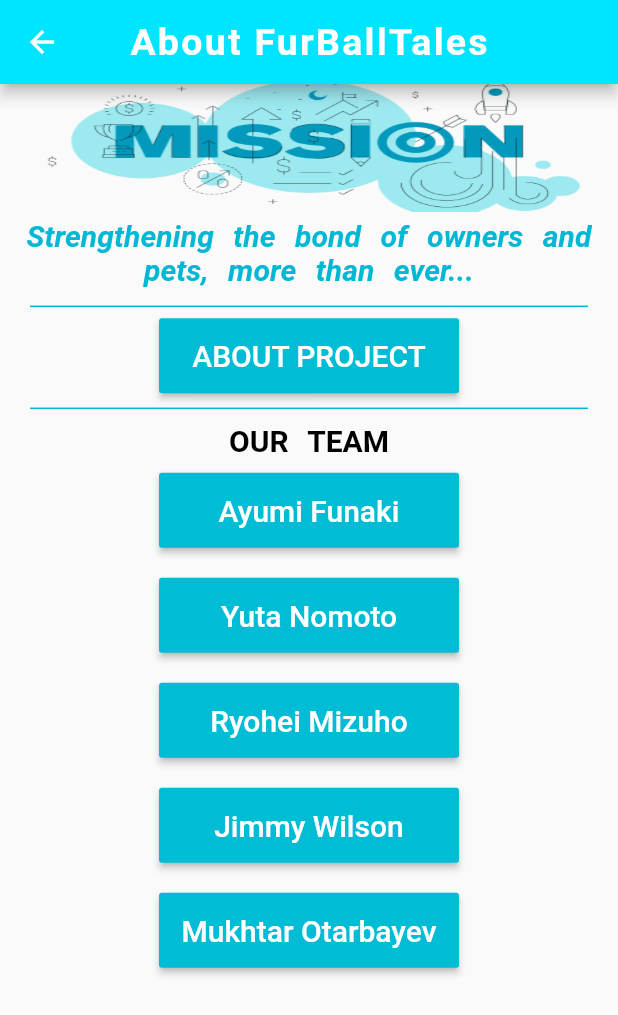
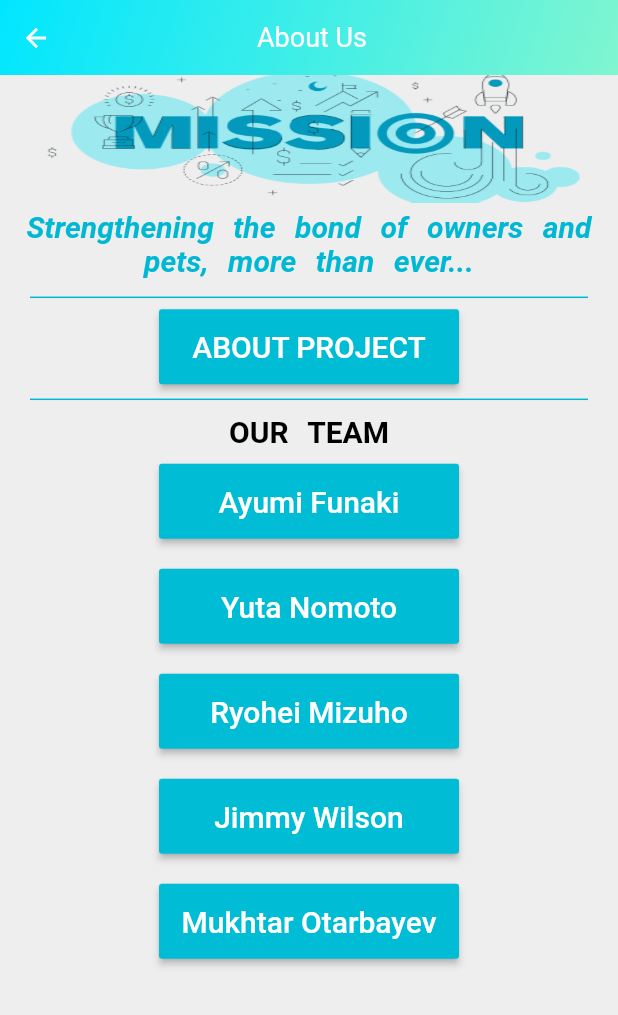
Before and after one commit to Furball-Tales/furball-tales, a Flutter app: the About screen opened directly, on a phone screen of 412 x 824 dp. Shown: the top 1015 px of the screen. Run offline on Flutter 3.47's test engine with Material 2 defaults, Android fonts, the phone set to English and light mode, and no system bars; our stand-ins replace firebase_auth, firebase_database, firebase_storage, flutter_datetime_picker, flutter_neumorphic, google_sign_in and 3 more; accounts and stored records are empty.

Commit message:
implemented boolean back button

```diff
--- a/furballTalesApp/lib/Dashboard/dashboard.dart
+++ b/furballTalesApp/lib/Dashboard/dashboard.dart
@@ -7,9 +7,7 @@ class Dashboard extends StatelessWidget {
   @override
   Widget build(BuildContext context) {
     return Scaffold(
-      appBar: GradientAppBar(
-        "Furball Tales",
-      ),
+      appBar: GradientAppBar("Furball Tales", false),
       backgroundColor: Colors.transparent,
       body: Column(
         children: [
--- a/furballTalesApp/lib/albums/albums.dart
+++ b/furballTalesApp/lib/albums/albums.dart
@@ -47,6 +47,7 @@ class _ImageGridItemState extends State<ImageGridItem> {
     return Scaffold(
       appBar: GradientAppBar(
         "Albums",
+        false,
       ),
       backgroundColor: Colors.transparent,
       body: Column(
--- a/furballTalesApp/lib/app_bar.dart
+++ b/furballTalesApp/lib/app_bar.dart
@@ -3,8 +3,54 @@ import 'package:flutter/material.dart';
 class GradientAppBar extends StatelessWidget implements PreferredSizeWidget {
   final String title;
   final double barHeight = 50.0;
+  bool back;
 
-  GradientAppBar(this.title);
+  GradientAppBar(this.title, this.back);
+
+  backButton(BuildContext context) {
+    if (back) {
+      return Row(
+        mainAxisAlignment: MainAxisAlignment.spaceBetween,
+        children: [
+          Padding(
+            padding: const EdgeInsets.all(14.0),
+            child: GestureDetector(
+                onTap: () {
+                  Navigator.pop(context);
+                },
+                child: Icon(
+                  Icons.arrow_back,
+                  color: Colors.white,
+                  size: 20,
+                )),
+          ),
+          Center(
+            child: Text(
+              title,
+              style: TextStyle(
+                fontSize: 18.0,
+                color: Colors.white,
+              ),
+            ),
+          ),
+          Padding(
+            padding: const EdgeInsets.all(22.0),
+            child: Container(),
+          ),
+        ],
+      );
+    } else {
+      return Center(
+        child: Text(
+          title,
+          style: TextStyle(
+            fontSize: 18.0,
+            color: Colors.white,
+          ),
+        ),
+      );
+    }
+  }
 
   @override
   Size get preferredSize => const Size.fromHeight(100);
@@ -16,16 +62,7 @@ class GradientAppBar extends StatelessWidget implements PreferredSizeWidget {
     return new Container(
       padding: EdgeInsets.only(top: statusbarHeight),
       height: statusbarHeight + barHeight,
-      child: Center(
-        child: Text(
-          title,
-          style: TextStyle(
-            fontSize: 18.0,
-            color: Colors.white,
-            // fontWeight: FontWeight.bold,
-          ),
-        ),
-      ),
+      child: backButton(context),
       decoration: BoxDecoration(
         gradient: LinearGradient(
             colors: [Color(0xff00e6ff), Color(0xffccffb3)],
--- a/furballTalesApp/lib/medical.dart
+++ b/furballTalesApp/lib/medical.dart
@@ -53,6 +53,7 @@ class _MedicalState extends State<Medical> {
     return Scaffold(
       appBar: GradientAppBar(
         "Medical History",
+        false,
       ),
       floatingActionButton: FloatingActionButton(
         onPressed: () {
--- a/furballTalesApp/lib/profile/about.dart
+++ b/furballTalesApp/lib/profile/about.dart
@@ -1,27 +1,36 @@
 import 'package:flutter/material.dart';
 import 'package:furballTalesApp/profile/project_details.dart';
 import 'team.dart';
+import '../app_bar.dart';
+import '../frontend_settings.dart';
+
+var baseColor = NeumorphicCardSettings.baseColor;
 
 class About extends StatelessWidget {
   @override
   Widget build(BuildContext context) {
     return Scaffold(
-      appBar: AppBar(
-        title: Text(
-          'About FurBallTales',
-          style: TextStyle(
-              fontWeight: FontWeight.bold, letterSpacing: 1.5, fontSize: 25),
-        ),
-        centerTitle: true,
-        backgroundColor: Colors.cyanAccent[400],
-        leading: GestureDetector(
-            onTap: () {
-              Navigator.pop(context);
-            },
-            child: Icon(
-              Icons.arrow_back,
-            )),
+      appBar: GradientAppBar(
+        "About Us",
+        true,
       ),
+      // appBar: AppBar(
+      //   title: Text(
+      //     'About FurBallTales',
+      //     style: TextStyle(
+      //         fontWeight: FontWeight.bold, letterSpacing: 1.5, fontSize: 25),
+      //   ),
+      //   centerTitle: true,
+      //   backgroundColor: Colors.cyanAccent[400],
+      //   leading: GestureDetector(
+      //       onTap: () {
+      //         Navigator.pop(context);
+      //       },
+      //       child: Icon(
+      //         Icons.arrow_back,
+      //       )),
+      // ),
+      backgroundColor: Color(baseColor),
       body: ListView(
         //padding: const EdgeInsets.all(1),
         children: <Widget>[
--- a/furballTalesApp/lib/profile/profile.dart
+++ b/furballTalesApp/lib/profile/profile.dart
@@ -90,7 +90,7 @@ class Profile extends StatelessWidget {
         centerTitle: true,
         backgroundColor: Colors.transparent,
         elevation: 0,
-        leading: Container(),
+        automaticallyImplyLeading: false,
       ),
       extendBodyBehindAppBar: true,
       backgroundColor: Color(baseColor),
```
